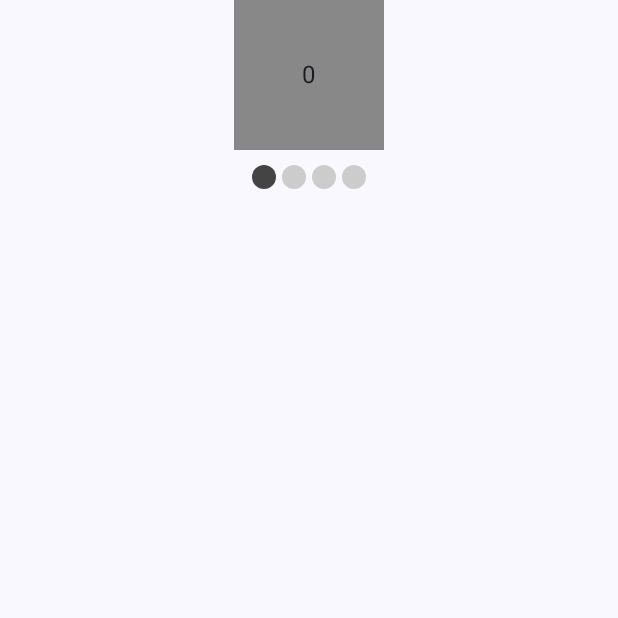
After one commit to AK2000YY/LearnArithmeticOperations, an Android app built with Jetpack Compose: the composable PageIndicator shown on its own in the app's theme, on a phone screen of 412 x 824 dp, the top half of it. The commit adds this screen. Run offline under Robolectric (Android 15) with nearby library versions, the phone set to English and light mode, and no system bars.

Commit message:
I create and finish page indicator

```diff
--- a/app/src/main/java/com/example/learnarithmeticoperations/presentation/signupOrLogin/compoonent/LoginOrSignup.kt
+++ b/app/src/main/java/com/example/learnarithmeticoperations/presentation/signupOrLogin/compoonent/LoginOrSignup.kt
@@ -2,9 +2,11 @@ package com.example.learnarithmeticoperations.presentation.signupOrLogin.compoon
 
 import androidx.activity.compose.BackHandler
 import androidx.compose.foundation.background
+import androidx.compose.foundation.isSystemInDarkTheme
 import androidx.compose.foundation.layout.Arrangement
 import androidx.compose.foundation.layout.Box
 import androidx.compose.foundation.layout.Column
+import androidx.compose.foundation.layout.PaddingValues
 import androidx.compose.foundation.layout.fillMaxWidth
 import androidx.compose.foundation.layout.padding
 import androidx.compose.foundation.shape.RoundedCornerShape
@@ -42,14 +44,17 @@ fun LoginORSignup(
             modifier = Modifier
                 .fillMaxWidth()
                 .weight(3f)
-                .background(Color.Gray)
+                .background(MaterialTheme.colorScheme.background)
         )
         DownPart(
             modifier = Modifier
                 .fillMaxWidth()
                 .weight(7f)
-                .clip(RoundedCornerShape(topEnd = 35.dp, topStart = 35.dp))
-                .background(MaterialTheme.colorScheme.background),
+                .clip(RoundedCornerShape(topEnd = 25.dp, topStart = 25.dp))
+                .background(
+                    if(isSystemInDarkTheme()) Color.White
+                    else Color.Gray
+                ),
             choosePart = choosePart,
             toLogin = { toLogin() },
             toSignup = { toSignup() }
--- /dev/null
+++ b/app/src/main/java/com/example/learnarithmeticoperations/presentation/signupOrLogin/compoonent/PageIndicator.kt
@@ -0,0 +1,93 @@
+package com.example.learnarithmeticoperations.presentation.signupOrLogin.compoonent
+
+import androidx.compose.foundation.ExperimentalFoundationApi
+import androidx.compose.foundation.background
+import androidx.compose.foundation.layout.Arrangement
+import androidx.compose.foundation.layout.Box
+import androidx.compose.foundation.layout.Column
+import androidx.compose.foundation.layout.Row
+import androidx.compose.foundation.layout.fillMaxSize
+import androidx.compose.foundation.layout.fillMaxWidth
+import androidx.compose.foundation.layout.padding
+import androidx.compose.foundation.layout.size
+import androidx.compose.foundation.layout.width
+import androidx.compose.foundation.layout.wrapContentHeight
+import androidx.compose.foundation.pager.HorizontalPager
+import androidx.compose.foundation.pager.rememberPagerState
+import androidx.compose.foundation.shape.CircleShape
+import androidx.compose.material3.Text
+import androidx.compose.runtime.Composable
+import androidx.compose.runtime.LaunchedEffect
+import androidx.compose.runtime.getValue
+import androidx.compose.runtime.mutableIntStateOf
+import androidx.compose.runtime.remember
+import androidx.compose.runtime.setValue
+import androidx.compose.ui.Alignment
+import androidx.compose.ui.Modifier
+import androidx.compose.ui.draw.clip
+import androidx.compose.ui.graphics.Color
+import androidx.compose.ui.tooling.preview.Preview
+import androidx.compose.ui.unit.dp
+import kotlinx.coroutines.async
+import kotlinx.coroutines.delay
+
+@OptIn(ExperimentalFoundationApi::class)
+@Composable
+fun PageIndicator(modifier: Modifier = Modifier) {
+    val pagerState = rememberPagerState(pageCount = {
+        4
+    })
+    var pageNumber by remember {
+        mutableIntStateOf(0)
+    }
+    Column(
+        modifier = modifier,
+        horizontalAlignment = Alignment.CenterHorizontally,
+        verticalArrangement = Arrangement.Center
+    ) {
+        HorizontalPager(
+            state = pagerState,
+            modifier = Modifier
+                .width(100.dp)
+        ) { page ->
+            Box(
+                modifier = Modifier
+                    .size(100.dp)
+                    .background(Color.Gray),
+                contentAlignment = Alignment.Center
+            ) {
+                Text(text = "$page")
+            }
+        }
+        Row(
+            Modifier
+                .wrapContentHeight()
+                .fillMaxWidth()
+                .padding(vertical = 8.dp),
+            horizontalArrangement = Arrangement.Center
+        ) {
+            repeat(pagerState.pageCount) { iteration ->
+                val color =
+                    if (pagerState.currentPage == iteration) Color.DarkGray else Color.LightGray
+                Box(
+                    modifier = Modifier
+                        .padding(2.dp)
+                        .clip(CircleShape)
+                        .background(color)
+                        .size(16.dp)
+                )
+            }
+        }
+    }
+    LaunchedEffect(true) {
+        while (true) {
+            delay(3000)
+            if(pageNumber != pagerState.currentPage) {
+                pageNumber = pagerState.currentPage
+                continue
+            }
+            pageNumber = (pageNumber+1)%4
+            pagerState.animateScrollToPage(pageNumber)
+        }
+    }
+}
```
